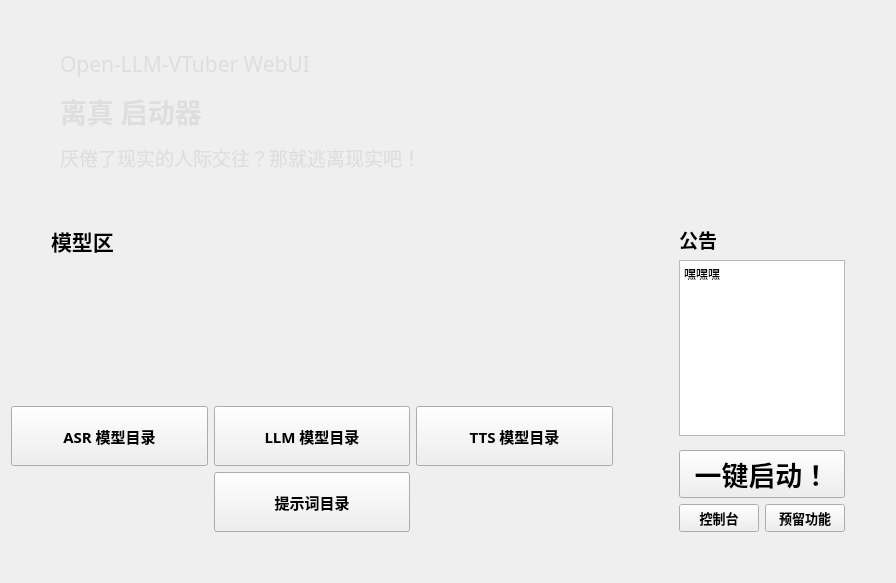
First picture: the form in launcher/interfaces/ui/Start.ui, repository Stewitch/LiZhen, before the edit.
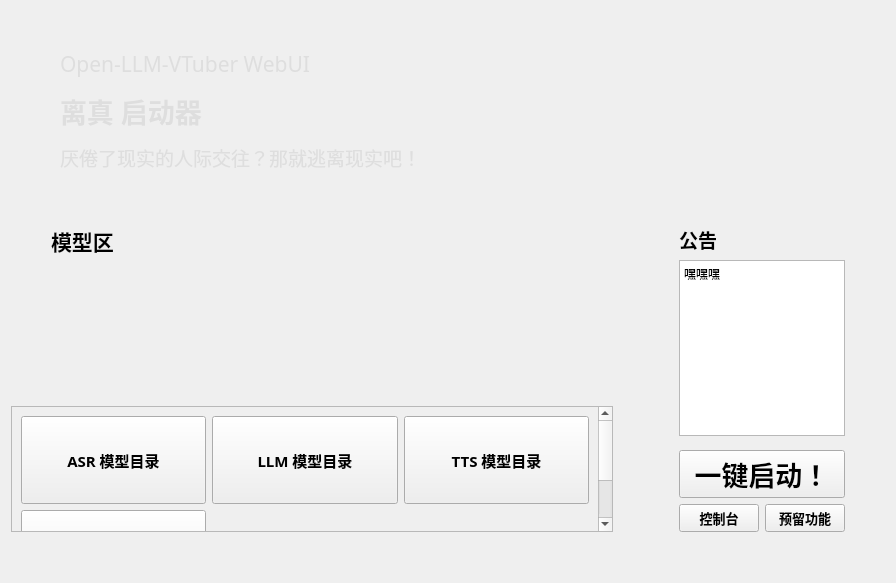
Second picture: the form after the edit. Custom widgets are drawn as their Qt base class.

```diff
--- a/launcher/interfaces/ui/Start.ui
+++ b/launcher/interfaces/ui/Start.ui
@@ -73,140 +73,6 @@
     <layout class="QHBoxLayout" name="pMain">
      <item>
       <layout class="QGridLayout" name="pDisplay">
-       <item row="8" column="0">
-        <layout class="QGridLayout" name="pFolders">
-         <item row="2" column="1">
-          <widget class="PushButton" name="personaFolder">
-           <property name="sizePolicy">
-            <sizepolicy hsizetype="Minimum" vsizetype="Expanding">
-             <horstretch>0</horstretch>
-             <verstretch>0</verstretch>
-            </sizepolicy>
-           </property>
-           <property name="font">
-            <font>
-             <family>阿里巴巴普惠体 R</family>
-             <pointsize>11</pointsize>
-             <bold>true</bold>
-            </font>
-           </property>
-           <property name="text">
-            <string>提示词目录</string>
-           </property>
-          </widget>
-         </item>
-         <item row="1" column="0">
-          <widget class="PushButton" name="ASRFolder">
-           <property name="sizePolicy">
-            <sizepolicy hsizetype="Minimum" vsizetype="Expanding">
-             <horstretch>0</horstretch>
-             <verstretch>0</verstretch>
-            </sizepolicy>
-           </property>
-           <property name="font">
-            <font>
-             <family>阿里巴巴普惠体 R</family>
-             <pointsize>11</pointsize>
-             <bold>true</bold>
-            </font>
-           </property>
-           <property name="text">
-            <string>ASR 模型目录</string>
-           </property>
-          </widget>
-         </item>
-         <item row="1" column="2">
-          <widget class="PushButton" name="TTSFolder">
-           <property name="sizePolicy">
-            <sizepolicy hsizetype="Minimum" vsizetype="Expanding">
-             <horstretch>0</horstretch>
-             <verstretch>0</verstretch>
-            </sizepolicy>
-           </property>
-           <property name="font">
-            <font>
-             <family>阿里巴巴普惠体 R</family>
-             <pointsize>11</pointsize>
-             <bold>true</bold>
-            </font>
-           </property>
-           <property name="text">
-            <string>TTS 模型目录</string>
-           </property>
-          </widget>
-         </item>
-         <item row="1" column="1">
-          <widget class="PushButton" name="LLMFolder">
-           <property name="sizePolicy">
-            <sizepolicy hsizetype="Minimum" vsizetype="Expanding">
-             <horstretch>0</horstretch>
-             <verstretch>0</verstretch>
-            </sizepolicy>
-           </property>
-           <property name="font">
-            <font>
-             <family>阿里巴巴普惠体 R</family>
-             <pointsize>11</pointsize>
-             <bold>true</bold>
-            </font>
-           </property>
-           <property name="text">
-            <string>LLM 模型目录</string>
-           </property>
-          </widget>
-         </item>
-        </layout>
-       </item>
-       <item row="2" column="0">
-        <spacer name="tVSpacerB">
-         <property name="orientation">
-          <enum>Qt::Orientation::Vertical</enum>
-         </property>
-         <property name="sizeType">
-          <enum>QSizePolicy::Policy::Fixed</enum>
-         </property>
-         <property name="sizeHint" stdset="0">
-          <size>
-           <width>20</width>
-           <height>5</height>
-          </size>
-         </property>
-        </spacer>
-       </item>
-       <item row="6" column="0">
-        <layout class="QGridLayout" name="pModels">
-         <item row="0" column="0">
-          <widget class="ModelDisplayCard" name="ASRCard" native="true">
-           <property name="sizePolicy">
-            <sizepolicy hsizetype="Expanding" vsizetype="Expanding">
-             <horstretch>0</horstretch>
-             <verstretch>0</verstretch>
-            </sizepolicy>
-           </property>
-          </widget>
-         </item>
-         <item row="0" column="1">
-          <widget class="ModelDisplayCard" name="LLMCard" native="true">
-           <property name="sizePolicy">
-            <sizepolicy hsizetype="Expanding" vsizetype="Expanding">
-             <horstretch>0</horstretch>
-             <verstretch>0</verstretch>
-            </sizepolicy>
-           </property>
-          </widget>
-         </item>
-         <item row="0" column="2">
-          <widget class="ModelDisplayCard" name="TTSCard" native="true">
-           <property name="sizePolicy">
-            <sizepolicy hsizetype="Expanding" vsizetype="Expanding">
-             <horstretch>0</horstretch>
-             <verstretch>0</verstretch>
-            </sizepolicy>
-           </property>
-          </widget>
-         </item>
-        </layout>
-       </item>
        <item row="1" column="0">
         <layout class="QHBoxLayout" name="modelTitle">
          <item>
@@ -241,6 +107,22 @@
          </item>
         </layout>
        </item>
+       <item row="7" column="0">
+        <spacer name="cFVSpacer">
+         <property name="orientation">
+          <enum>Qt::Orientation::Vertical</enum>
+         </property>
+         <property name="sizeType">
+          <enum>QSizePolicy::Policy::Fixed</enum>
+         </property>
+         <property name="sizeHint" stdset="0">
+          <size>
+           <width>20</width>
+           <height>5</height>
+          </size>
+         </property>
+        </spacer>
+       </item>
        <item row="0" column="0">
         <spacer name="tVSpacerT">
          <property name="orientation">
@@ -257,6 +139,56 @@
          </property>
         </spacer>
        </item>
+       <item row="6" column="0">
+        <layout class="QGridLayout" name="pModels">
+         <item row="0" column="0">
+          <widget class="ModelDisplayCard" name="ASRCard" native="true">
+           <property name="sizePolicy">
+            <sizepolicy hsizetype="Expanding" vsizetype="Expanding">
+             <horstretch>0</horstretch>
+             <verstretch>0</verstretch>
+            </sizepolicy>
+           </property>
+          </widget>
+         </item>
+         <item row="0" column="2">
+          <widget class="ModelDisplayCard" name="TTSCard" native="true">
+           <property name="sizePolicy">
+            <sizepolicy hsizetype="Expanding" vsizetype="Expanding">
+             <horstretch>0</horstretch>
+             <verstretch>0</verstretch>
+            </sizepolicy>
+           </property>
+          </widget>
+         </item>
+         <item row="0" column="1">
+          <widget class="ModelDisplayCard" name="LLMCard" native="true">
+           <property name="sizePolicy">
+            <sizepolicy hsizetype="Expanding" vsizetype="Expanding">
+             <horstretch>0</horstretch>
+             <verstretch>0</verstretch>
+            </sizepolicy>
+           </property>
+          </widget>
+         </item>
+        </layout>
+       </item>
+       <item row="2" column="0">
+        <spacer name="tVSpacerB">
+         <property name="orientation">
+          <enum>Qt::Orientation::Vertical</enum>
+         </property>
+         <property name="sizeType">
+          <enum>QSizePolicy::Policy::Fixed</enum>
+         </property>
+         <property name="sizeHint" stdset="0">
+          <size>
+           <width>20</width>
+           <height>5</height>
+          </size>
+         </property>
+        </spacer>
+       </item>
        <item row="9" column="0">
         <spacer name="mgVSpacerB2">
          <property name="orientation">
@@ -273,21 +205,116 @@
          </property>
         </spacer>
        </item>
-       <item row="7" column="0">
-        <spacer name="cFVSpacer">
-         <property name="orientation">
-          <enum>Qt::Orientation::Vertical</enum>
+       <item row="8" column="0">
+        <widget class="ScrollArea" name="pFolders">
+         <property name="widgetResizable">
+          <bool>true</bool>
          </property>
-         <property name="sizeType">
-          <enum>QSizePolicy::Policy::Fixed</enum>
-         </property>
-         <property name="sizeHint" stdset="0">
-          <size>
-           <width>20</width>
-           <height>5</height>
-          </size>
-         </property>
-        </spacer>
+         <widget class="QWidget" name="pFolderWidgets">
+          <property name="geometry">
+           <rect>
+            <x>0</x>
+            <y>0</y>
+            <width>582</width>
+            <height>200</height>
+           </rect>
+          </property>
+          <property name="sizePolicy">
+           <sizepolicy hsizetype="Preferred" vsizetype="Preferred">
+            <horstretch>0</horstretch>
+            <verstretch>0</verstretch>
+           </sizepolicy>
+          </property>
+          <property name="minimumSize">
+           <size>
+            <width>0</width>
+            <height>200</height>
+           </size>
+          </property>
+          <layout class="QGridLayout" name="gridLayout">
+           <item row="0" column="1">
+            <widget class="PushButton" name="LLMFolder">
+             <property name="sizePolicy">
+              <sizepolicy hsizetype="Minimum" vsizetype="Expanding">
+               <horstretch>0</horstretch>
+               <verstretch>0</verstretch>
+              </sizepolicy>
+             </property>
+             <property name="font">
+              <font>
+               <family>阿里巴巴普惠体 R</family>
+               <pointsize>11</pointsize>
+               <bold>true</bold>
+              </font>
+             </property>
+             <property name="text">
+              <string>LLM 模型目录</string>
+             </property>
+            </widget>
+           </item>
+           <item row="0" column="0">
+            <widget class="PushButton" name="ASRFolder">
+             <property name="sizePolicy">
+              <sizepolicy hsizetype="Minimum" vsizetype="Expanding">
+               <horstretch>0</horstretch>
+               <verstretch>0</verstretch>
+              </sizepolicy>
+             </property>
+             <property name="font">
+              <font>
+               <family>阿里巴巴普惠体 R</family>
+               <pointsize>11</pointsize>
+               <bold>true</bold>
+              </font>
+             </property>
+             <property name="text">
+              <string>ASR 模型目录</string>
+             </property>
+            </widget>
+           </item>
+           <item row="0" column="2">
+            <widget class="PushButton" name="TTSFolder">
+             <property name="sizePolicy">
+              <sizepolicy hsizetype="Minimum" vsizetype="Expanding">
+               <horstretch>0</horstretch>
+               <verstretch>0</verstretch>
+              </sizepolicy>
+             </property>
+             <property name="font">
+              <font>
+               <family>阿里巴巴普惠体 R</family>
+               <pointsize>11</pointsize>
+               <bold>true</bold>
+              </font>
+             </property>
+             <property name="text">
+              <string>TTS 模型目录</string>
+             </property>
+            </widget>
+           </item>
+           <item row="1" column="0">
+            <widget class="PushButton" name="personaFolder">
+             <property name="sizePolicy">
+              <sizepolicy hsizetype="Minimum" vsizetype="Expanding">
+               <horstretch>0</horstretch>
+               <verstretch>0</verstretch>
+              </sizepolicy>
+             </property>
+             <property name="font">
+              <font>
+               <family>阿里巴巴普惠体 R</family>
+               <pointsize>11</pointsize>
+               <bold>true</bold>
+              </font>
+             </property>
+             <property name="text">
+              <string>提示词目录</string>
+             </property>
+            </widget>
+           </item>
+          </layout>
+         </widget>
+        </widget>
        </item>
       </layout>
      </item>
@@ -522,6 +549,12 @@
    <extends>QTextBrowser</extends>
    <header>qfluentwidgets</header>
   </customwidget>
+  <customwidget>
+   <class>ScrollArea</class>
+   <extends>QScrollArea</extends>
+   <header>qfluentwidgets</header>
+   <container>1</container>
+  </customwidget>
  </customwidgets>
  <resources/>
  <connections/>
```
